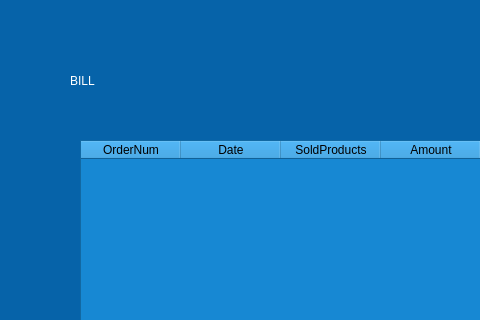
The window that yesbilltable.ui (Detectov/PharmacyProject) describes before a commit, drawn with Qt 5; both pictures show x 0 to 480 and y 0 to 320 of the 1067 by 735 pixel window.
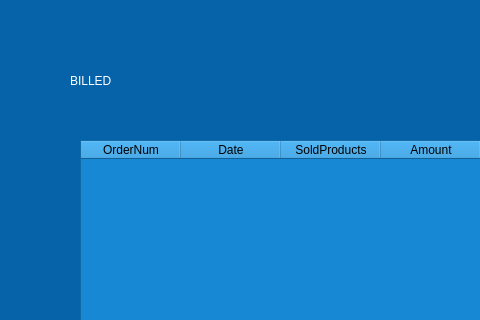
The same window after the commit.

Commit message: CORRECION A BILLS

Diff of the .ui file:
```diff
--- a/yesbilltable.ui
+++ b/yesbilltable.ui
@@ -33,7 +33,7 @@
 color: rgb(255, 255, 255);</string>
    </property>
    <property name="text">
-    <string>BILL</string>
+    <string>BILLED</string>
    </property>
   </widget>
   <widget class="QTableWidget" name="tableWidget">
```
The commit also changes 1 other file.
